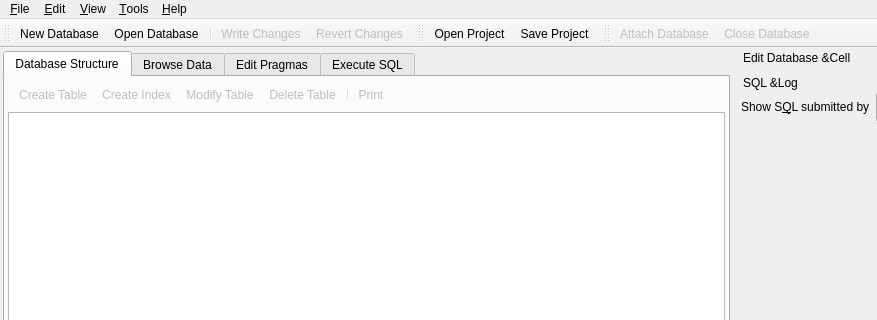
Above: src/MainWindow.ui from sqlitebrowser/sqlitebrowser before the change; both pictures show x 0 to 877 and y 0 to 320 of the 1037 by 630 pixel window. Below: the same form after it.
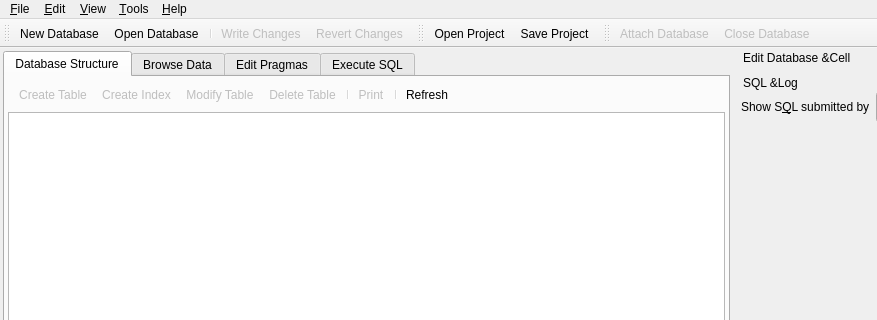
That is the form after the change. Icons and pictures are not drawn. Custom widgets are drawn as their Qt base class.

Commit message:
Add a refresh button to the Database Structure tab
This is useful for refreshing the view when the structure has been
changed by an external application.

See discussion #2648.

What changed in the file:
```diff
--- a/src/MainWindow.ui
+++ b/src/MainWindow.ui
@@ -82,6 +82,8 @@
           <addaction name="editDeleteObjectAction"/>
           <addaction name="separator"/>
           <addaction name="actionDbPrint"/>
+          <addaction name="separator"/>
+          <addaction name="actionRefreshStructure"/>
          </widget>
         </item>
         <item>
@@ -2284,6 +2286,18 @@
     <string>Save the current database as a different file</string>
    </property>
   </action>
+  <action name="actionRefreshStructure">
+   <property name="icon">
+    <iconset resource="icons/icons.qrc">
+     <normaloff>:/icons/refresh</normaloff>:/icons/refresh</iconset>
+   </property>
+   <property name="text">
+    <string>Refresh</string>
+   </property>
+   <property name="toolTip">
+    <string>Reload the database structure</string>
+   </property>
+  </action>
  </widget>
  <customwidgets>
   <customwidget>
```
Left out of the diff: 22 changed lines with no effect on the pictures. The commit also changes 1 other file.
